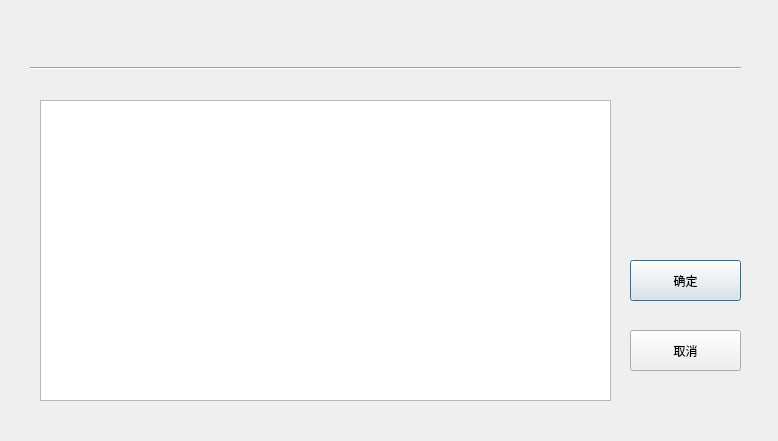
Qt form DispatchUI.ui (qiu-star/TicketManagementSystem) before a commit.
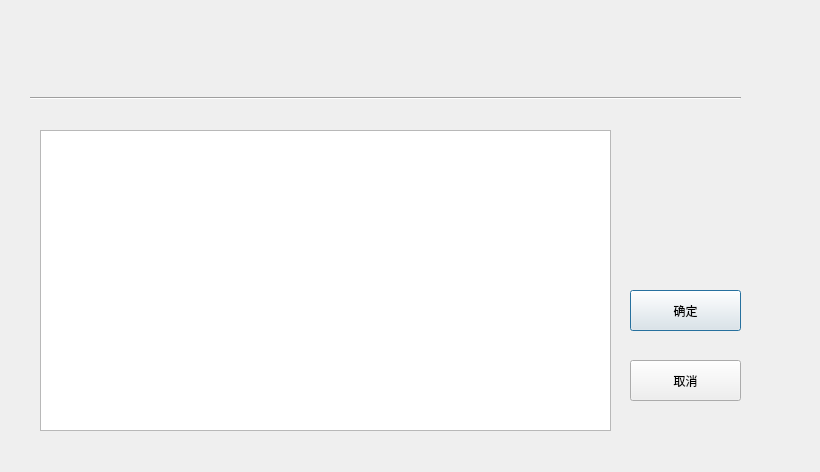
The same form after that commit.

Commit message: 管理员界面v0.1

What changed in the file:
```diff
--- a/DispatchUI.ui
+++ b/DispatchUI.ui
@@ -6,18 +6,21 @@
    <rect>
     <x>0</x>
     <y>0</y>
-    <width>778</width>
-    <height>441</height>
+    <width>820</width>
+    <height>472</height>
    </rect>
   </property>
   <property name="windowTitle">
    <string>Dialog</string>
   </property>
+  <property name="styleSheet">
+   <string notr="true">font: 14pt &quot;方正颜宋简体&quot;;</string>
+  </property>
   <widget class="QTableWidget" name="detail">
    <property name="geometry">
     <rect>
      <x>40</x>
-     <y>100</y>
+     <y>130</y>
      <width>571</width>
      <height>301</height>
     </rect>
@@ -27,7 +30,7 @@
    <property name="geometry">
     <rect>
      <x>30</x>
-     <y>60</y>
+     <y>90</y>
      <width>711</width>
      <height>16</height>
     </rect>
@@ -39,12 +42,24 @@
   <widget class="QLabel" name="title">
    <property name="geometry">
     <rect>
-     <x>340</x>
-     <y>20</y>
-     <width>72</width>
-     <height>15</height>
+     <x>320</x>
+     <y>30</y>
+     <width>211</width>
+     <height>41</height>
     </rect>
    </property>
+   <property name="font">
+    <font>
+     <family>方正颜宋简体</family>
+     <pointsize>20</pointsize>
+     <weight>50</weight>
+     <italic>false</italic>
+     <bold>false</bold>
+    </font>
+   </property>
+   <property name="styleSheet">
+    <string notr="true">font: 20pt &quot;方正颜宋简体&quot;;</string>
+   </property>
    <property name="text">
     <string/>
    </property>
@@ -53,7 +68,7 @@
    <property name="geometry">
     <rect>
      <x>630</x>
-     <y>260</y>
+     <y>290</y>
      <width>111</width>
      <height>41</height>
     </rect>
@@ -69,7 +84,7 @@
    <property name="geometry">
     <rect>
      <x>630</x>
-     <y>330</y>
+     <y>360</y>
      <width>111</width>
      <height>41</height>
     </rect>
```
The commit also changes 4 other files.
